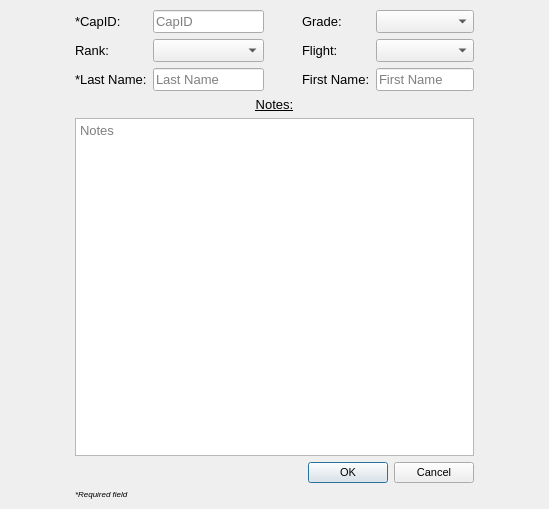
Before: the Qt Designer form cadeteditor.ui in Stephen-Hamilton-C/MVCS-Office-Manager, drawn with Qt 5.
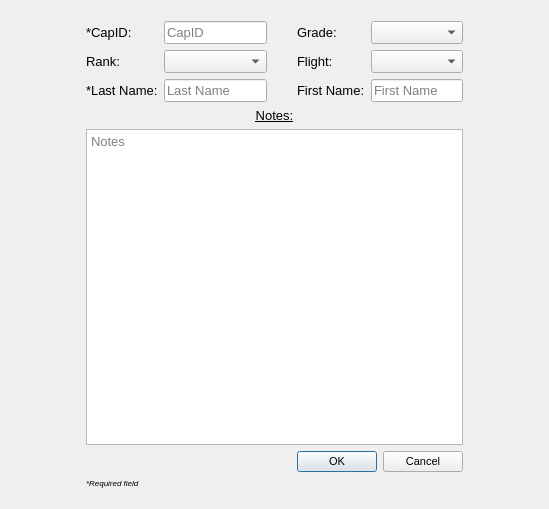
After: the same form once the commit is applied.

Commit message: Cadet editor is now a dialog like other editors

Patch:
```diff
--- a/cadeteditor.ui
+++ b/cadeteditor.ui
@@ -1,7 +1,7 @@
 <?xml version="1.0" encoding="UTF-8"?>
 <ui version="4.0">
  <class>CadetEditor</class>
- <widget class="QMainWindow" name="CadetEditor">
+ <widget class="QDialog" name="CadetEditor">
   <property name="geometry">
    <rect>
     <x>0</x>
@@ -13,7 +13,8 @@
   <property name="windowTitle">
    <string>MainWindow</string>
   </property>
-  <widget class="QWidget" name="centralwidget">
+  <layout class="QGridLayout" name="gridLayout_2">
+   <item row="0" column="0">
    <layout class="QGridLayout" name="gridLayout">
     <property name="leftMargin">
      <number>75</number>
@@ -325,7 +326,8 @@
      </widget>
     </item>
    </layout>
-  </widget>
+   </item>
+  </layout>
  </widget>
  <tabstops>
   <tabstop>idBox</tabstop>
```
Left out of the diff: 2 changed lines with no effect on the pictures. Lines whose indentation alone changed are shown as unchanged.
